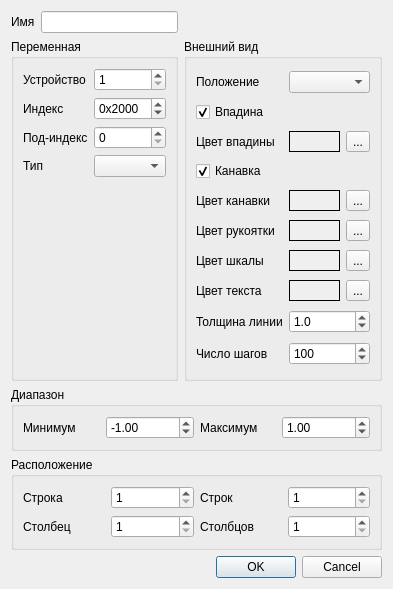
Before: the Qt Designer form sdovalueslidereditdlg.ui in catompiler/QCanDrive, drawn with Qt 5.
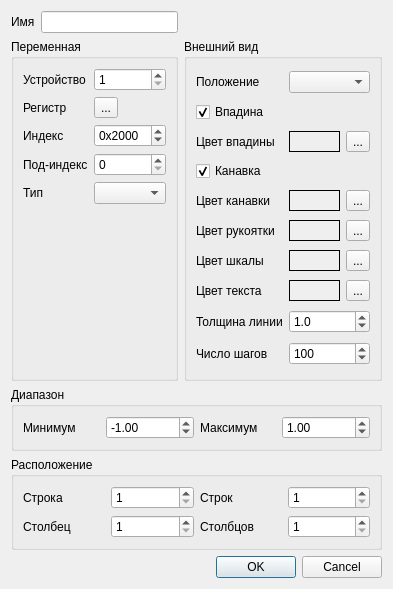
After: the same form once the commit is applied.

Commit message: add reg select button to cockpit edit dialogs

Patch:
```diff
--- a/sdovalueslidereditdlg.ui
+++ b/sdovalueslidereditdlg.ui
@@ -51,60 +51,30 @@
       <string>Переменная</string>
      </property>
      <layout class="QGridLayout" name="gridLayout">
-      <item row="3" column="0">
-       <widget class="QLabel" name="lblType">
-        <property name="text">
-         <string>Тип</string>
-        </property>
-       </widget>
-      </item>
-      <item row="3" column="1">
-       <widget class="QComboBox" name="cbType"/>
-      </item>
-      <item row="1" column="0">
+      <item row="2" column="0">
        <widget class="QLabel" name="lblIndex">
         <property name="text">
          <string>Индекс</string>
         </property>
        </widget>
       </item>
-      <item row="1" column="1">
-       <widget class="QSpinBox" name="sbIndex">
-        <property name="prefix">
-         <string>0x</string>
-        </property>
-        <property name="maximum">
-         <number>65535</number>
-        </property>
-        <property name="value">
-         <number>8192</number>
-        </property>
-        <property name="displayIntegerBase">
-         <number>16</number>
-        </property>
-       </widget>
-      </item>
-      <item row="2" column="1">
+      <item row="3" column="1">
        <widget class="QSpinBox" name="sbSubIndex">
         <property name="maximum">
          <number>255</number>
         </property>
        </widget>
       </item>
-      <item row="0" column="0">
-       <widget class="QLabel" name="lblNodeId">
-        <property name="text">
-         <string>Устройство</string>
-        </property>
-       </widget>
-      </item>
-      <item row="2" column="0">
+      <item row="3" column="0">
        <widget class="QLabel" name="lblSubIndex">
         <property name="text">
          <string>Под-индекс</string>
         </property>
        </widget>
       </item>
+      <item row="4" column="1">
+       <widget class="QComboBox" name="cbType"/>
+      </item>
       <item row="0" column="1">
        <widget class="QSpinBox" name="sbNodeId">
         <property name="minimum">
@@ -115,7 +85,30 @@
         </property>
        </widget>
       </item>
-      <item row="4" column="1">
+      <item row="2" column="1">
+       <widget class="QSpinBox" name="sbIndex">
+        <property name="prefix">
+         <string>0x</string>
+        </property>
+        <property name="maximum">
+         <number>65535</number>
+        </property>
+        <property name="value">
+         <number>8192</number>
+        </property>
+        <property name="displayIntegerBase">
+         <number>16</number>
+        </property>
+       </widget>
+      </item>
+      <item row="4" column="0">
+       <widget class="QLabel" name="lblType">
+        <property name="text">
+         <string>Тип</string>
+        </property>
+       </widget>
+      </item>
+      <item row="5" column="1">
        <spacer name="verticalSpacer">
         <property name="orientation">
          <enum>Qt::Vertical</enum>
@@ -128,6 +121,27 @@
         </property>
        </spacer>
       </item>
+      <item row="0" column="0">
+       <widget class="QLabel" name="lblNodeId">
+        <property name="text">
+         <string>Устройство</string>
+        </property>
+       </widget>
+      </item>
+      <item row="1" column="0">
+       <widget class="QLabel" name="lblReg">
+        <property name="text">
+         <string>Регистр</string>
+        </property>
+       </widget>
+      </item>
+      <item row="1" column="1">
+       <widget class="QToolButton" name="tbRegSel">
+        <property name="text">
+         <string>...</string>
+        </property>
+       </widget>
+      </item>
      </layout>
     </widget>
    </item>
```
The commit also changes 25 other files.
